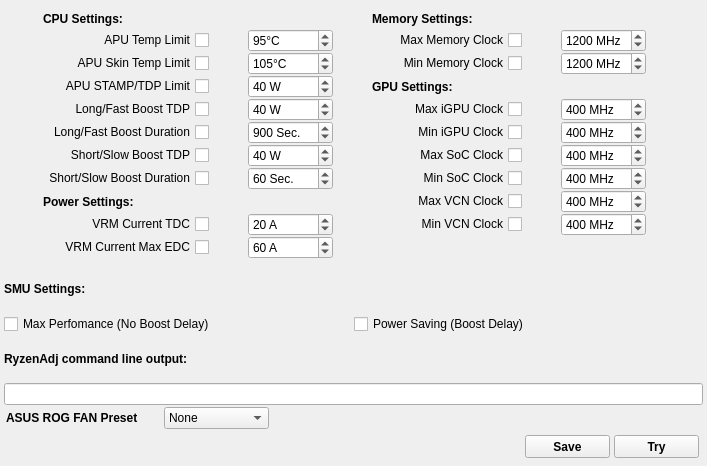
First picture: the form in RyzenAdjGuiAPUForm.ui, repository xodj/RyzenAdjCtrl, before the edit.
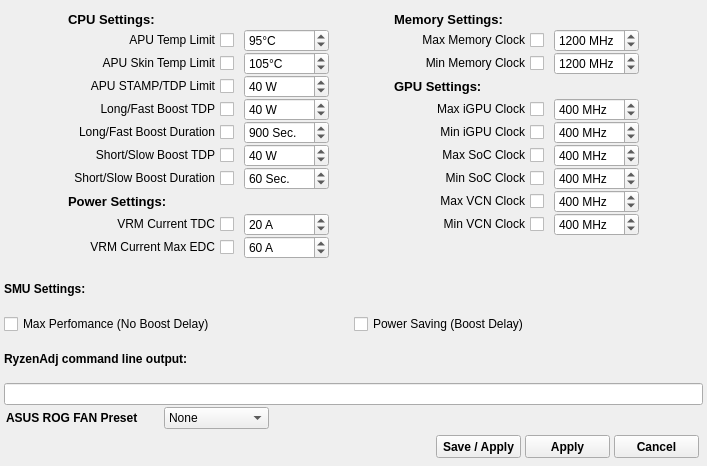
Second picture: the form after the edit.

Patch:
```diff
--- a/RyzenAdjGuiAPUForm.ui
+++ b/RyzenAdjGuiAPUForm.ui
@@ -49,137 +49,76 @@
      <property name="horizontalSpacing">
       <number>10</number>
      </property>
-     <item row="4" column="4">
-      <widget class="QLabel" name="gpuLabel">
+     <item row="7" column="6">
+      <widget class="QSpinBox" name="maxSocclkSpinBox">
+       <property name="sizePolicy">
+        <sizepolicy hsizetype="Fixed" vsizetype="Fixed">
+         <horstretch>0</horstretch>
+         <verstretch>0</verstretch>
+        </sizepolicy>
+       </property>
        <property name="minimumSize">
         <size>
-         <width>150</width>
+         <width>85</width>
          <height>0</height>
         </size>
        </property>
-       <property name="font">
-        <font>
-         <bold>true</bold>
-        </font>
+       <property name="suffix">
+        <string> MHz</string>
+       </property>
+       <property name="maximum">
+        <number>2200</number>
+       </property>
+       <property name="singleStep">
+        <number>16</number>
+       </property>
+       <property name="value">
+        <number>400</number>
+       </property>
+      </widget>
+     </item>
+     <item row="3" column="6">
+      <widget class="QSpinBox" name="minFclkSpinBox">
+       <property name="sizePolicy">
+        <sizepolicy hsizetype="Fixed" vsizetype="Fixed">
+         <horstretch>0</horstretch>
+         <verstretch>0</verstretch>
+        </sizepolicy>
+       </property>
+       <property name="minimumSize">
+        <size>
+         <width>85</width>
+         <height>0</height>
+        </size>
+       </property>
+       <property name="suffix">
+        <string> MHz</string>
+       </property>
+       <property name="maximum">
+        <number>2133</number>
+       </property>
+       <property name="value">
+        <number>1200</number>
+       </property>
+      </widget>
+     </item>
+     <item row="3" column="1">
+      <widget class="QCheckBox" name="apuSkinCheckBox">
+       <property name="sizePolicy">
+        <sizepolicy hsizetype="Fixed" vsizetype="Fixed">
+         <horstretch>0</horstretch>
+         <verstretch>0</verstretch>
+        </sizepolicy>
+       </property>
+       <property name="layoutDirection">
+        <enum>Qt::RightToLeft</enum>
        </property>
        <property name="text">
-        <string>GPU Settings:</string>
+        <string>APU Skin Temp Limit</string>
        </property>
       </widget>
      </item>
-     <item row="4" column="1">
-      <widget class="QSpinBox" name="stampLimitSpinBox">
-       <property name="sizePolicy">
-        <sizepolicy hsizetype="Fixed" vsizetype="Fixed">
-         <horstretch>0</horstretch>
-         <verstretch>0</verstretch>
-        </sizepolicy>
-       </property>
-       <property name="minimumSize">
-        <size>
-         <width>85</width>
-         <height>0</height>
-        </size>
-       </property>
-       <property name="suffix">
-        <string> W</string>
-       </property>
-       <property name="minimum">
-        <number>3</number>
-       </property>
-       <property name="maximum">
-        <number>100</number>
-       </property>
-       <property name="value">
-        <number>40</number>
-       </property>
-      </widget>
-     </item>
-     <item row="7" column="1">
-      <widget class="QSpinBox" name="slowLimitSpinBox">
-       <property name="sizePolicy">
-        <sizepolicy hsizetype="Fixed" vsizetype="Fixed">
-         <horstretch>0</horstretch>
-         <verstretch>0</verstretch>
-        </sizepolicy>
-       </property>
-       <property name="minimumSize">
-        <size>
-         <width>85</width>
-         <height>0</height>
-        </size>
-       </property>
-       <property name="suffix">
-        <string> W</string>
-       </property>
-       <property name="minimum">
-        <number>3</number>
-       </property>
-       <property name="maximum">
-        <number>100</number>
-       </property>
-       <property name="value">
-        <number>40</number>
-       </property>
-      </widget>
-     </item>
-     <item row="6" column="5">
-      <widget class="QSpinBox" name="minGfxclkSpinBox">
-       <property name="sizePolicy">
-        <sizepolicy hsizetype="Fixed" vsizetype="Fixed">
-         <horstretch>0</horstretch>
-         <verstretch>0</verstretch>
-        </sizepolicy>
-       </property>
-       <property name="minimumSize">
-        <size>
-         <width>85</width>
-         <height>0</height>
-        </size>
-       </property>
-       <property name="suffix">
-        <string> MHz</string>
-       </property>
-       <property name="maximum">
-        <number>2200</number>
-       </property>
-       <property name="singleStep">
-        <number>16</number>
-       </property>
-       <property name="value">
-        <number>400</number>
-       </property>
-      </widget>
-     </item>
-     <item row="8" column="5">
-      <widget class="QSpinBox" name="minSocclkSpinBox">
-       <property name="sizePolicy">
-        <sizepolicy hsizetype="Fixed" vsizetype="Fixed">
-         <horstretch>0</horstretch>
-         <verstretch>0</verstretch>
-        </sizepolicy>
-       </property>
-       <property name="minimumSize">
-        <size>
-         <width>85</width>
-         <height>0</height>
-        </size>
-       </property>
-       <property name="suffix">
-        <string> MHz</string>
-       </property>
-       <property name="maximum">
-        <number>2200</number>
-       </property>
-       <property name="singleStep">
-        <number>16</number>
-       </property>
-       <property name="value">
-        <number>400</number>
-       </property>
-      </widget>
-     </item>
-     <item row="9" column="0">
+     <item row="9" column="1">
       <widget class="QLabel" name="powerLabel">
        <property name="minimumSize">
         <size>
@@ -189,6 +128,8 @@
        </property>
        <property name="font">
         <font>
+         <pointsize>10</pointsize>
+         <weight>75</weight>
          <bold>true</bold>
         </font>
        </property>
@@ -197,32 +138,7 @@
        </property>
       </widget>
      </item>
-     <item row="3" column="5">
-      <widget class="QSpinBox" name="minFclkSpinBox">
-       <property name="sizePolicy">
-        <sizepolicy hsizetype="Fixed" vsizetype="Fixed">
-         <horstretch>0</horstretch>
-         <verstretch>0</verstretch>
-        </sizepolicy>
-       </property>
-       <property name="minimumSize">
-        <size>
-         <width>85</width>
-         <height>0</height>
-        </size>
-       </property>
-       <property name="suffix">
-        <string> MHz</string>
-       </property>
-       <property name="maximum">
-        <number>2133</number>
-       </property>
-       <property name="value">
-        <number>1200</number>
-       </property>
-      </widget>
-     </item>
-     <item row="5" column="1">
+     <item row="5" column="2">
       <widget class="QSpinBox" name="fastLimitSpinBox">
        <property name="sizePolicy">
         <sizepolicy hsizetype="Fixed" vsizetype="Fixed">
@@ -250,60 +166,23 @@
        </property>
       </widget>
      </item>
-     <item row="1" column="5">
-      <widget class="QSpinBox" name="maxFclkSpinBox">
+     <item row="7" column="5">
+      <widget class="QCheckBox" name="maxSocclkCheckBox">
        <property name="sizePolicy">
         <sizepolicy hsizetype="Fixed" vsizetype="Fixed">
          <horstretch>0</horstretch>
          <verstretch>0</verstretch>
         </sizepolicy>
        </property>
-       <property name="minimumSize">
-        <size>
-         <width>85</width>
-         <height>0</height>
-        </size>
+       <property name="layoutDirection">
+        <enum>Qt::RightToLeft</enum>
        </property>
-       <property name="suffix">
-        <string> MHz</string>
+       <property name="text">
+        <string>Max SoC Clock</string>
        </property>
-       <property name="maximum">
-        <number>2133</number>
-       </property>
-       <property name="value">
-        <number>1200</number>
-       </property>
       </widget>
      </item>
-     <item row="8" column="1">
-      <widget class="QSpinBox" name="slowTimeSpinBox">
-       <property name="sizePolicy">
-        <sizepolicy hsizetype="Fixed" vsizetype="Fixed">
-         <horstretch>0</horstretch>
-         <verstretch>0</verstretch>
-        </sizepolicy>
-       </property>
-       <property name="minimumSize">
-        <size>
-         <width>85</width>
-         <height>0</height>
-        </size>
-       </property>
-       <property name="suffix">
-        <string> Sec.</string>
-       </property>
-       <property name="minimum">
-        <number>1</number>
-       </property>
-       <property name="maximum">
-        <number>120</number>
-       </property>
-       <property name="value">
-        <number>60</number>
-       </property>
-      </widget>
-     </item>
-     <item row="0" column="0">
+     <item row="0" column="1">
       <widget class="QLabel" name="cpuLabel">
        <property name="minimumSize">
         <size>
@@ -313,6 +192,8 @@
        </property>
        <property name="font">
         <font>
+         <pointsize>10</pointsize>
+         <weight>75</weight>
          <bold>true</bold>
         </font>
        </property>
@@ -321,7 +202,23 @@
        </property>
       </widget>
      </item>
-     <item row="10" column="1">
+     <item row="5" column="1">
+      <widget class="QCheckBox" name="fastLimitCheckBox">
+       <property name="sizePolicy">
+        <sizepolicy hsizetype="Fixed" vsizetype="Fixed">
+         <horstretch>0</horstretch>
+         <verstretch>0</verstretch>
+        </sizepolicy>
+       </property>
+       <property name="layoutDirection">
+        <enum>Qt::RightToLeft</enum>
+       </property>
+       <property name="text">
+        <string>Long/Fast Boost TDP</string>
+       </property>
+      </widget>
+     </item>
+     <item row="10" column="2">
       <widget class="QSpinBox" name="vrmCurrentSpinBox">
        <property name="sizePolicy">
         <sizepolicy hsizetype="Fixed" vsizetype="Fixed">
@@ -346,8 +243,8 @@
        </property>
       </widget>
      </item>
-     <item row="5" column="5">
-      <widget class="QSpinBox" name="maxGfxclkSpinBox">
+     <item row="4" column="2">
+      <widget class="QSpinBox" name="stampLimitSpinBox">
        <property name="sizePolicy">
         <sizepolicy hsizetype="Fixed" vsizetype="Fixed">
          <horstretch>0</horstretch>
@@ -361,123 +258,53 @@
         </size>
        </property>
        <property name="suffix">
-        <string> MHz</string>
-       </property>
-       <property name="maximum">
-        <number>2200</number>
-       </property>
-       <property name="singleStep">
-        <number>16</number>
-       </property>
-       <property name="value">
-        <number>400</number>
-       </property>
-      </widget>
-     </item>
-     <item row="10" column="5">
-      <widget class="QSpinBox" name="minVcnSpinBox">
-       <property name="sizePolicy">
-        <sizepolicy hsizetype="Fixed" vsizetype="Fixed">
-         <horstretch>0</horstretch>
-         <verstretch>0</verstretch>
-        </sizepolicy>
-       </property>
-       <property name="minimumSize">
-        <size>
-         <width>85</width>
-         <height>0</height>
-        </size>
-       </property>
-       <property name="suffix">
-        <string> MHz</string>
-       </property>
-       <property name="maximum">
-        <number>2200</number>
-       </property>
-       <property name="singleStep">
-        <number>16</number>
-       </property>
-       <property name="value">
-        <number>400</number>
-       </property>
-      </widget>
-     </item>
-     <item row="0" column="4">
-      <widget class="QLabel" name="memoryLabel">
-       <property name="minimumSize">
-        <size>
-         <width>150</width>
-         <height>20</height>
-        </size>
-       </property>
-       <property name="font">
-        <font>
-         <bold>true</bold>
-        </font>
-       </property>
-       <property name="text">
-        <string>Memory Settings:</string>
-       </property>
-      </widget>
-     </item>
-     <item row="3" column="1">
-      <widget class="QSpinBox" name="apuSkinSpinBox">
-       <property name="sizePolicy">
-        <sizepolicy hsizetype="Fixed" vsizetype="Fixed">
-         <horstretch>0</horstretch>
-         <verstretch>0</verstretch>
-        </sizepolicy>
-       </property>
-       <property name="minimumSize">
-        <size>
-         <width>85</width>
-         <height>0</height>
-        </size>
-       </property>
-       <property name="suffix">
-        <string>°C</string>
+        <string> W</string>
        </property>
        <property name="minimum">
-        <number>35</number>
+        <number>3</number>
        </property>
        <property name="maximum">
-        <number>110</number>
+        <number>100</number>
        </property>
        <property name="value">
-        <number>105</number>
+        <number>40</number>
        </property>
       </widget>
      </item>
      <item row="9" column="5">
-      <widget class="QSpinBox" name="maxVcnSpinBox">
+      <widget class="QCheckBox" name="maxVcnCheckBox">
        <property name="sizePolicy">
         <sizepolicy hsizetype="Fixed" vsizetype="Fixed">
          <horstretch>0</horstretch>
          <verstretch>0</verstretch>
         </sizepolicy>
        </property>
-       <property name="minimumSize">
-        <size>
-         <width>85</width>
-         <height>0</height>
-        </size>
+       <property name="layoutDirection">
+        <enum>Qt::RightToLeft</enum>
        </property>
-       <property name="suffix">
-        <string> MHz</string>
+       <property name="text">
+        <string>Max VCN Clock</string>
        </property>
-       <property name="maximum">
-        <number>2200</number>
+      </widget>
+     </item>
+     <item row="3" column="5">
+      <widget class="QCheckBox" name="minFclkCheckBox">
+       <property name="sizePolicy">
+        <sizepolicy hsizetype="Fixed" vsizetype="Fixed">
+         <horstretch>0</horstretch>
+         <verstretch>0</verstretch>
+        </sizepolicy>
        </property>
-       <property name="singleStep">
-        <number>16</number>
+       <property name="layoutDirection">
+        <enum>Qt::RightToLeft</enum>
        </property>
-       <property name="value">
-        <number>400</number>
+       <property name="text">
+        <string>Min Memory Clock</string>
        </property>
       </widget>
      </item>
-     <item row="7" column="5">
-      <widget class="QSpinBox" name="maxSocclkSpinBox">
+     <item row="1" column="6">
+      <widget class="QSpinBox" name="maxFclkSpinBox">
        <property name="sizePolicy">
         <sizepolicy hsizetype="Fixed" vsizetype="Fixed">
          <horstretch>0</horstretch>
@@ -494,42 +321,53 @@
         <string> MHz</string>
        </property>
        <property name="maximum">
-        <number>2200</number>
+        <number>2133</number>
        </property>
        <property name="singleStep">
         <number>16</number>
        </property>
        <property name="value">
-        <number>400</number>
+        <number>1200</number>
        </property>
       </widget>
      </item>
-     <item row="11" column="1">
-      <widget class="QSpinBox" name="vrmMaxSpinBox">
-       <property name="sizePolicy">
-        <sizepolicy hsizetype="Fixed" vsizetype="Fixed">
-         <horstretch>0</horstretch>
-         <verstretch>0</verstretch>
-        </sizepolicy>
-       </property>
+     <item row="4" column="5">
+      <widget class="QLabel" name="gpuLabel">
        <property name="minimumSize">
         <size>
-         <width>85</width>
+         <width>150</width>
          <height>0</height>
         </size>
        </property>
-       <property name="suffix">
-        <string> A</string>
+       <property name="font">
+        <font>
+         <pointsize>10</pointsize>
+         <weight>75</weight>
+         <bold>true</bold>
+        </font>
        </property>
-       <property name="maximum">
-        <number>200</number>
+       <property name="text">
+        <string>GPU Settings:</string>
        </property>
-       <property name="value">
-        <number>60</number>
+      </widget>
+     </item>
+     <item row="8" column="5">
+      <widget class="QCheckBox" name="minSocclkCheckBox">
+       <property name="sizePolicy">
+        <sizepolicy hsizetype="Fixed" vsizetype="Fixed">
+         <horstretch>0</horstretch>
+         <verstretch>0</verstretch>
+        </sizepolicy>
        </property>
+       <property name="layoutDirection">
+        <enum>Qt::RightToLeft</enum>
+       </property>
+       <property name="text">
+        <string>Min SoC Clock</string>
+       </property>
       </widget>
      </item>
-     <item row="6" column="1">
+     <item row="6" column="2">
       <widget class="QSpinBox" name="fastTimeSpinBox">
        <property name="sizePolicy">
         <sizepolicy hsizetype="Fixed" vsizetype="Fixed">
@@ -557,8 +395,8 @@
        </property>
       </widget>
      </item>
-     <item row="1" column="0">
-      <widget class="QCheckBox" name="tempLimitCheckBox">
+     <item row="8" column="1">
+      <widget class="QCheckBox" name="slowTimeCheckBox">
        <property name="sizePolicy">
         <sizepolicy hsizetype="Fixed" vsizetype="Fixed">
          <horstretch>0</horstretch>
@@ -569,11 +407,11 @@
         <enum>Qt::RightToLeft</enum>
        </property>
        <property name="text">
-        <string>APU Temp Limit</string>
+        <string>Short/Slow Boost Duration</string>
        </property>
       </widget>
      </item>
-     <item row="1" column="1">
+     <item row="1" column="2">
       <widget class="QSpinBox" name="tempLimitSpinBox">
        <property name="sizePolicy">
         <sizepolicy hsizetype="Fixed" vsizetype="Fixed">
@@ -604,39 +442,32 @@
        </property>
       </widget>
      </item>
-     <item row="11" column="0">
-      <widget class="QCheckBox" name="vrmMaxCheckBox">
+     <item row="11" column="2">
+      <widget class="QSpinBox" name="vrmMaxSpinBox">
        <property name="sizePolicy">
         <sizepolicy hsizetype="Fixed" vsizetype="Fixed">
          <horstretch>0</horstretch>
          <verstretch>0</verstretch>
         </sizepolicy>
        </property>
-       <property name="layoutDirection">
-        <enum>Qt::RightToLeft</enum>
+       <property name="minimumSize">
+        <size>
+         <width>85</width>
+         <height>0</height>
+        </size>
        </property>
-       <property name="text">
-        <string>VRM Current Max EDC</string>
+       <property name="suffix">
+        <string> A</string>
        </property>
-      </widget>
-     </item>
-     <item row="10" column="0">
-      <widget class="QCheckBox" name="vrmCurrentCheckBox">
-       <property name="sizePolicy">
-        <sizepolicy hsizetype="Fixed" vsizetype="Fixed">
-         <horstretch>0</horstretch>
-         <verstretch>0</verstretch>
-        </sizepolicy>
+       <property name="maximum">
+        <number>200</number>
        </property>
-       <property name="layoutDirection">
-        <enum>Qt::RightToLeft</enum>
+       <property name="value">
+        <number>60</number>
        </property>
-       <property name="text">
-        <string>VRM Current TDC</string>
-       </property>
       </widget>
      </item>
-     <item row="7" column="0">
+     <item row="7" column="1">
       <widget class="QCheckBox" name="slowLimitCheckBox">
        <property name="sizePolicy">
         <sizepolicy hsizetype="Fixed" vsizetype="Fixed">
@@ -652,87 +483,7 @@
        </property>
       </widget>
      </item>
-     <item row="8" column="0">
-      <widget class="QCheckBox" name="slowTimeCheckBox">
-       <property name="sizePolicy">
-        <sizepolicy hsizetype="Fixed" vsizetype="Fixed">
-         <horstretch>0</horstretch>
-         <verstretch>0</verstretch>
-        </sizepolicy>
-       </property>
-       <property name="layoutDirection">
-        <enum>Qt::RightToLeft</enum>
-       </property>
-       <property name="text">
-        <string>Short/Slow Boost Duration</string>
-       </property>
-      </widget>
-     </item>
-     <item row="5" column="0">
-      <widget class="QCheckBox" name="fastLimitCheckBox">
-       <property name="sizePolicy">
-        <sizepolicy hsizetype="Fixed" vsizetype="Fixed">
-         <horstretch>0</horstretch>
-         <verstretch>0</verstretch>
-        </sizepolicy>
-       </property>
-       <property name="layoutDirection">
-        <enum>Qt::RightToLeft</enum>
-       </property>
-       <property name="text">
-        <string>Long/Fast Boost TDP</string>
-       </property>
-      </widget>
-     </item>
-     <item row="6" column="0">
-      <widget class="QCheckBox" name="fastTimeCheckBox">
-       <property name="sizePolicy">
-        <sizepolicy hsizetype="Fixed" vsizetype="Fixed">
-         <horstretch>0</horstretch>
-         <verstretch>0</verstretch>
-        </sizepolicy>
-       </property>
-       <property name="layoutDirection">
-        <enum>Qt::RightToLeft</enum>
-       </property>
-       <property name="text">
-        <string>Long/Fast Boost Duration</string>
-       </property>
-      </widget>
-     </item>
-     <item row="4" column="0">
-      <widget class="QCheckBox" name="stampLimitCheckBox">
-       <property name="sizePolicy">
-        <sizepolicy hsizetype="Fixed" vsizetype="Fixed">
-         <horstretch>0</horstretch>
-         <verstretch>0</verstretch>
-        </sizepolicy>
-       </property>
-       <property name="layoutDirection">
-        <enum>Qt::RightToLeft</enum>
-       </property>
-       <property name="text">
-        <string>APU STAMP/TDP Limit</string>
-       </property>
-      </widget>
-     </item>
-     <item row="3" column="0">
-      <widget class="QCheckBox" name="apuSkinCheckBox">
-       <property name="sizePolicy">
-        <sizepolicy hsizetype="Fixed" vsizetype="Fixed">
-         <horstretch>0</horstretch>
-         <verstretch>0</verstretch>
-        </sizepolicy>
-       </property>
-       <property name="layoutDirection">
-        <enum>Qt::RightToLeft</enum>
-       </property>
-       <property name="text">
-        <string>APU Skin Temp Limit</string>
-       </property>
-      </widget>
-     </item>
-     <item row="5" column="4">
+     <item row="5" column="5">
       <widget class="QCheckBox" name="maxGfxclkCheckBox">
        <property name="sizePolicy">
         <sizepolicy hsizetype="Fixed" vsizetype="Fixed">
@@ -748,7 +499,196 @@
        </property>
       </widget>
      </item>
-     <item row="6" column="4">
+     <item row="6" column="1">
+      <widget class="QCheckBox" name="fastTimeCheckBox">
+       <property name="sizePolicy">
+        <sizepolicy hsizetype="Fixed" vsizetype="Fixed">
+         <horstretch>0</horstretch>
+         <verstretch>0</verstretch>
+        </sizepolicy>
+       </property>
+       <property name="layoutDirection">
+        <enum>Qt::RightToLeft</enum>
+       </property>
+       <property name="text">
+        <string>Long/Fast Boost Duration</string>
+       </property>
+      </widget>
+     </item>
+     <item row="10" column="1">
+      <widget class="QCheckBox" name="vrmCurrentCheckBox">
+       <property name="sizePolicy">
+        <sizepolicy hsizetype="Fixed" vsizetype="Fixed">
+         <horstretch>0</horstretch>
+         <verstretch>0</verstretch>
+        </sizepolicy>
+       </property>
+       <property name="layoutDirection">
+        <enum>Qt::RightToLeft</enum>
+       </property>
+       <property name="text">
+        <string>VRM Current TDC</string>
+       </property>
+      </widget>
+     </item>
+     <item row="1" column="5">
+      <widget class="QCheckBox" name="maxFclkCheckBox">
+       <property name="sizePolicy">
+        <sizepolicy hsizetype="Fixed" vsizetype="Fixed">
+         <horstretch>0</horstretch>
+         <verstretch>0</verstretch>
+        </sizepolicy>
+       </property>
+       <property name="layoutDirection">
+        <enum>Qt::RightToLeft</enum>
+       </property>
+       <property name="text">
+        <string>Max Memory Clock</string>
+       </property>
+      </widget>
+     </item>
+     <item row="6" column="6">
+      <widget class="QSpinBox" name="minGfxclkSpinBox">
+       <property name="sizePolicy">
+        <sizepolicy hsizetype="Fixed" vsizetype="Fixed">
+         <horstretch>0</horstretch>
+         <verstretch>0</verstretch>
+        </sizepolicy>
+       </property>
+       <property name="minimumSize">
+        <size>
+         <width>85</width>
+         <height>0</height>
+        </size>
+       </property>
+       <property name="suffix">
+        <string> MHz</string>
+       </property>
+       <property name="maximum">
+        <number>2200</number>
+       </property>
+       <property name="singleStep">
+        <number>16</number>
+       </property>
+       <property name="value">
+        <number>400</number>
+       </property>
+      </widget>
+     </item>
+     <item row="7" column="2">
+      <widget class="QSpinBox" name="slowLimitSpinBox">
+       <property name="sizePolicy">
+        <sizepolicy hsizetype="Fixed" vsizetype="Fixed">
+         <horstretch>0</horstretch>
+         <verstretch>0</verstretch>
+        </sizepolicy>
+       </property>
+       <property name="minimumSize">
+        <size>
+         <width>85</width>
+         <height>0</height>
+        </size>
+       </property>
+       <property name="suffix">
+        <string> W</string>
+       </property>
+       <property name="minimum">
+        <number>3</number>
+       </property>
+       <property name="maximum">
+        <number>100</number>
+       </property>
+       <property name="value">
+        <number>40</number>
+       </property>
+      </widget>
+     </item>
+     <item row="10" column="6">
+      <widget class="QSpinBox" name="minVcnSpinBox">
+       <property name="sizePolicy">
+        <sizepolicy hsizetype="Fixed" vsizetype="Fixed">
+         <horstretch>0</horstretch>
+         <verstretch>0</verstretch>
+        </sizepolicy>
+       </property>
+       <property name="minimumSize">
+        <size>
+         <width>85</width>
+         <height>0</height>
+        </size>
+       </property>
+       <property name="suffix">
+        <string> MHz</string>
+       </property>
+       <property name="maximum">
+        <number>2200</number>
+       </property>
+       <property name="singleStep">
+        <number>16</number>
+       </property>
+       <property name="value">
+        <number>400</number>
+       </property>
+      </widget>
+     </item>
+     <item row="5" column="6">
+      <widget class="QSpinBox" name="maxGfxclkSpinBox">
+       <property name="sizePolicy">
+        <sizepolicy hsizetype="Fixed" vsizetype="Fixed">
+         <horstretch>0</horstretch>
+         <verstretch>0</verstretch>
+        </sizepolicy>
+       </property>
+       <property name="minimumSize">
+        <size>
+         <width>85</width>
+         <height>0</height>
+        </size>
+       </property>
+       <property name="suffix">
+        <string> MHz</string>
+       </property>
+       <property name="maximum">
+        <number>2200</number>
+       </property>
+       <property name="singleStep">
+        <number>16</number>
+       </property>
+       <property name="value">
+        <number>400</number>
+       </property>
+      </widget>
+     </item>
+     <item row="0" column="3">
+      <spacer name="horizontalSpacer_5">
+       <property name="orientation">
+        <enum>Qt::Horizontal</enum>
+       </property>
+       <property name="sizeHint" stdset="0">
+        <size>
+         <width>1</width>
+         <height>1</height>
+        </size>
+       </property>
+      </spacer>
+     </item>
+     <item row="1" column="1">
+      <widget class="QCheckBox" name="tempLimitCheckBox">
+       <property name="sizePolicy">
+        <sizepolicy hsizetype="Fixed" vsizetype="Fixed">
+         <horstretch>0</horstretch>
+         <verstretch>0</verstretch>
+        </sizepolicy>
+       </property>
+       <property name="layoutDirection">
+        <enum>Qt::RightToLeft</enum>
+       </property>
+       <property name="text">
+        <string>APU Temp Limit</string>
+       </property>
+      </widget>
+     </item>
+     <item row="6" column="5">
       <widget class="QCheckBox" name="minGfxclkCheckBox">
        <property name="sizePolicy">
         <sizepolicy hsizetype="Fixed" vsizetype="Fixed">
@@ -764,8 +704,8 @@
        </property>
       </widget>
      </item>
-     <item row="7" column="4">
-      <widget class="QCheckBox" name="maxSocclkCheckBox">
+     <item row="4" column="1">
+      <widget class="QCheckBox" name="stampLimitCheckBox">
        <property name="sizePolicy">
         <sizepolicy hsizetype="Fixed" vsizetype="Fixed">
          <horstretch>0</horstretch>
@@ -776,43 +716,11 @@
         <enum>Qt::RightToLeft</enum>
        </property>
        <property name="text">
-        <string>Max SoC Clock</string>
+        <string>APU STAMP/TDP Limit</string>
        </property>
       </widget>
      </item>
-     <item row="8" column="4">
-      <widget class="QCheckBox" name="minSocclkCheckBox">
-       <property name="sizePolicy">
-        <sizepolicy hsizetype="Fixed" vsizetype="Fixed">
-         <horstretch>0</horstretch>
-         <verstretch>0</verstretch>
-        </sizepolicy>
-       </property>
-       <property name="layoutDirection">
-        <enum>Qt::RightToLeft</enum>
-       </property>
-       <property name="text">
-        <string>Min SoC Clock</string>
-       </property>
-      </widget>
-     </item>
-     <item row="9" column="4">
-      <widget class="QCheckBox" name="maxVcnCheckBox">
-       <property name="sizePolicy">
-        <sizepolicy hsizetype="Fixed" vsizetype="Fixed">
-         <horstretch>0</horstretch>
-         <verstretch>0</verstretch>
-        </sizepolicy>
-       </property>
-       <property name="layoutDirection">
-        <enum>Qt::RightToLeft</enum>
-       </property>
-       <property name="text">
-        <string>Max VCN Clock</string>
-       </property>
-      </widget>
-     </item>
-     <item row="10" column="4">
+     <item row="10" column="5">
       <widget class="QCheckBox" name="minVcnCheckBox">
        <property name="sizePolicy">
         <sizepolicy hsizetype="Fixed" vsizetype="Fixed">
@@ -828,50 +736,176 @@
        </property>
       </widget>
      </item>
-     <item row="1" column="4">
-      <widget class="QCheckBox" name="maxFclkCheckBox">
+     <item row="0" column="0">
+      <spacer name="horizontalSpacer_4">
+       <property name="orientation">
+        <enum>Qt::Horizontal</enum>
+       </property>
+       <property name="sizeHint" stdset="0">
+        <size>
+         <width>1</width>
+         <height>1</height>
+        </size>
+       </property>
+      </spacer>
+     </item>
+     <item row="8" column="6">
+      <widget class="QSpinBox" name="minSocclkSpinBox">
        <property name="sizePolicy">
         <sizepolicy hsizetype="Fixed" vsizetype="Fixed">
          <horstretch>0</horstretch>
          <verstretch>0</verstretch>
         </sizepolicy>
        </property>
+       <property name="minimumSize">
+        <size>
+         <width>85</width>
+         <height>0</height>
+        </size>
+       </property>
+       <property name="suffix">
+        <string> MHz</string>
+       </property>
+       <property name="maximum">
+        <number>2200</number>
+       </property>
+       <property name="singleStep">
+        <number>16</number>
+       </property>
+       <property name="value">
+        <number>400</number>
+       </property>
+      </widget>
+     </item>
+     <item row="11" column="1">
+      <widget class="QCheckBox" name="vrmMaxCheckBox">
+       <property name="sizePolicy">
+        <sizepolicy hsizetype="Fixed" vsizetype="Fixed">
+         <horstretch>0</horstretch>
+         <verstretch>0</verstretch>
+        </sizepolicy>
+       </property>
        <property name="layoutDirection">
         <enum>Qt::RightToLeft</enum>
        </property>
        <property name="text">
-        <string>Max Memory Clock</string>
+        <string>VRM Current Max EDC</string>
        </property>
       </widget>
      </item>
-     <item row="3" column="4">
-      <widget class="QCheckBox" name="minFclkCheckBox">
+     <item row="3" column="2">
+      <widget class="QSpinBox" name="apuSkinSpinBox">
        <property name="sizePolicy">
         <sizepolicy hsizetype="Fixed" vsizetype="Fixed">
          <horstretch>0</horstretch>
          <verstretch>0</verstretch>
         </sizepolicy>
        </property>
-       <property name="layoutDirection">
-        <enum>Qt::RightToLeft</enum>
+       <property name="minimumSize">
+        <size>
+         <width>85</width>
+         <height>0</height>
+        </size>
        </property>
+       <property name="suffix">
+        <string>°C</string>
+       </property>
+       <property name="minimum">
+        <number>35</number>
+       </property>
+       <property name="maximum">
+        <number>110</number>
+       </property>
+       <property name="value">
+        <number>105</number>
+       </property>
+      </widget>
+     </item>
+     <item row="9" column="6">
+      <widget class="QSpinBox" name="maxVcnSpinBox">
+       <property name="sizePolicy">
+        <sizepolicy hsizetype="Fixed" vsizetype="Fixed">
+         <horstretch>0</horstretch>
+         <verstretch>0</verstretch>
+        </sizepolicy>
+       </property>
+       <property name="minimumSize">
+        <size>
+         <width>85</width>
+         <height>0</height>
+        </size>
+       </property>
+       <property name="suffix">
+        <string> MHz</string>
+       </property>
+       <property name="maximum">
+        <number>2200</number>
+       </property>
+       <property name="singleStep">
+        <number>16</number>
+       </property>
+       <property name="value">
+        <number>400</number>
+       </property>
+      </widget>
+     </item>
+     <item row="8" column="2">
+      <widget class="QSpinBox" name="slowTimeSpinBox">
+       <property name="sizePolicy">
+        <sizepolicy hsizetype="Fixed" vsizetype="Fixed">
+         <horstretch>0</horstretch>
+         <verstretch>0</verstretch>
+        </sizepolicy>
+       </property>
+       <property name="minimumSize">
+        <size>
+         <width>85</width>
+         <height>0</height>
+        </size>
+       </property>
+       <property name="suffix">
+        <string> Sec.</string>
+       </property>
+       <property name="minimum">
+        <number>1</number>
+       </property>
+       <property name="maximum">
+        <number>120</number>
+       </property>
+       <property name="value">
+        <number>60</number>
+       </property>
+      </widget>
+     </item>
+     <item row="0" column="5">
+      <widget class="QLabel" name="memoryLabel">
+       <property name="minimumSize">
+        <size>
+         <width>150</width>
+         <height>20</height>
+        </size>
+       </property>
+       <property name="font">
+        <font>
+         <pointsize>10</pointsize>
+         <weight>75</weight>
+         <bold>true</bold>
+        </font>
+       </property>
        <property name="text">
-        <string>Min Memory Clock</string>
+        <string>Memory Settings:</string>
        </property>
       </widget>
      </item>
-     <item row="0" column="6">
-      <spacer name="horizontalSpacer">
+     <item row="0" column="7">
+      <spacer name="horizontalSpacer_6">
        <property name="orientation">
         <enum>Qt::Horizontal</enum>
        </property>
-       <property name="sizeType">
-        <enum>QSizePolicy::Minimum</enum>
-       </property>
        <property name="sizeHint" stdset="0">
         <size>
-         <width>16</width>
-         <height>8</height>
+         <width>1</width>
+         <height>1</height>
         </size>
        </property>
       </spacer>
@@ -1072,6 +1106,7 @@
        </property>
        <property name="font">
         <font>
+         <weight>75</weight>
          <bold>true</bold>
         </font>
        </property>
@@ -1079,7 +1114,7 @@
         <string notr="true"/>
        </property>
        <property name="text">
-        <string>Save</string>
+        <string>Save / Apply</string>
        </property>
        <property name="flat">
         <bool>false</bool>
@@ -1096,6 +1131,7 @@
        </property>
        <property name="font">
         <font>
+         <weight>75</weight>
          <bold>true</bold>
         </font>
        </property>
@@ -1103,13 +1139,32 @@
         <string notr="true"/>
        </property>
        <property name="text">
-        <string>Try</string>
+        <string>Apply</string>
        </property>
        <property name="flat">
         <bool>false</bool>
        </property>
       </widget>
      </item>
+     <item>
+      <widget class="QPushButton" name="cancelPushButton">
+       <property name="minimumSize">
+        <size>
+         <width>85</width>
+         <height>23</height>
+        </size>
+       </property>
+       <property name="font">
+        <font>
+         <weight>75</weight>
+         <bold>true</bold>
+        </font>
+       </property>
+       <property name="text">
+        <string>Cancel</string>
+       </property>
+      </widget>
+     </item>
     </layout>
    </item>
   </layout>
```
Left out of the diff: 10 changed lines with no effect on the pictures.
